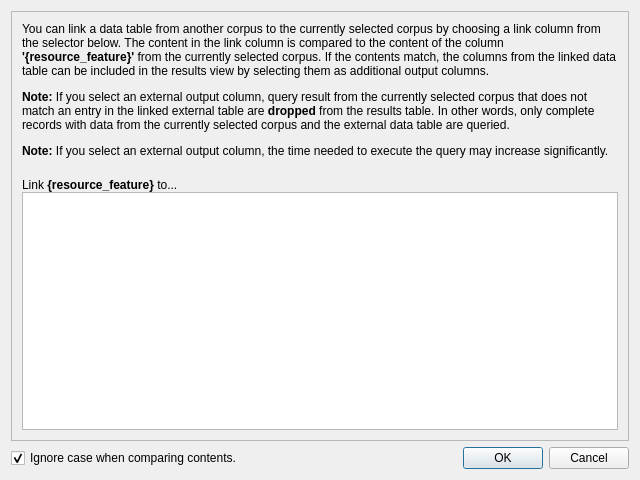
First picture: the form in coquery/gui/linkselect.ui, repository gkunter/coquery, before the edit.
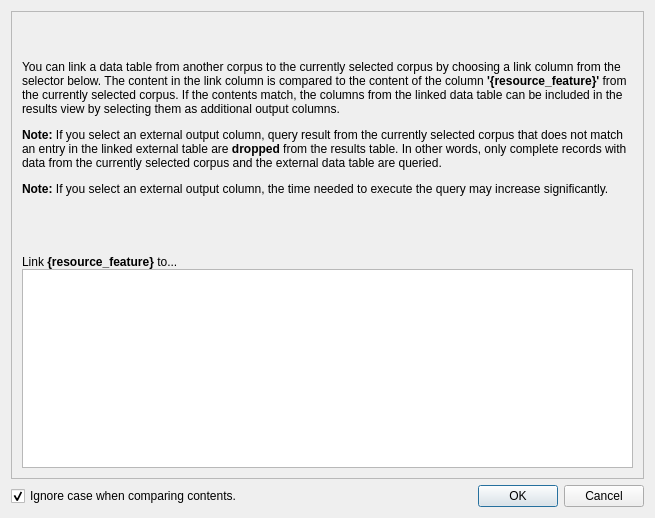
Second picture: the form after the edit.

Commit message: Resize dialog

Patch:
```diff
--- a/coquery/gui/linkselect.ui
+++ b/coquery/gui/linkselect.ui
@@ -6,16 +6,28 @@
    <rect>
     <x>0</x>
     <y>0</y>
-    <width>640</width>
+    <width>655</width>
     <height>480</height>
    </rect>
   </property>
+  <property name="sizePolicy">
+   <sizepolicy hsizetype="MinimumExpanding" vsizetype="MinimumExpanding">
+    <horstretch>0</horstretch>
+    <verstretch>0</verstretch>
+   </sizepolicy>
+  </property>
   <property name="windowTitle">
    <string>Select link column – Coquery</string>
   </property>
   <layout class="QVBoxLayout" name="verticalLayout_2">
    <item>
     <widget class="QFrame" name="frame">
+     <property name="sizePolicy">
+      <sizepolicy hsizetype="MinimumExpanding" vsizetype="MinimumExpanding">
+       <horstretch>0</horstretch>
+       <verstretch>0</verstretch>
+      </sizepolicy>
+     </property>
      <property name="frameShape">
       <enum>QFrame::StyledPanel</enum>
      </property>
@@ -31,6 +43,12 @@
       </property>
       <item>
        <widget class="QLabel" name="label">
+        <property name="sizePolicy">
+         <sizepolicy hsizetype="MinimumExpanding" vsizetype="MinimumExpanding">
+          <horstretch>0</horstretch>
+          <verstretch>0</verstretch>
+         </sizepolicy>
+        </property>
         <property name="text">
          <string>&lt;html&gt;&lt;head/&gt;&lt;body&gt;&lt;p&gt;You can link a data table from another corpus to the currently selected corpus by choosing a link column from the selector below. The content in the link column is compared to the content of the column &lt;span style=&quot; font-weight:600;&quot;&gt;'{resource_feature}'&lt;/span&gt; from the currently selected corpus. If the contents match, the columns from the linked data table can be included in the results view by selecting them as additional output columns.&lt;/p&gt;&lt;p&gt;&lt;span style=&quot; font-weight:600;&quot;&gt;Note:&lt;/span&gt; If you select an external output column, query result from the currently selected corpus that does not match an entry in the linked external table are &lt;span style=&quot; font-weight:600;&quot;&gt;dropped&lt;/span&gt; from the results table. In other words, only complete records with data from the currently selected corpus and the external data table are queried.&lt;/p&gt;&lt;p&gt;&lt;span style=&quot; font-weight:600;&quot;&gt;Note:&lt;/span&gt;  If you select an external output column, the time needed to execute the query may increase significantly.&lt;/p&gt;&lt;/body&gt;&lt;/html&gt;</string>
         </property>
```
The commit also changes 1 other file.
